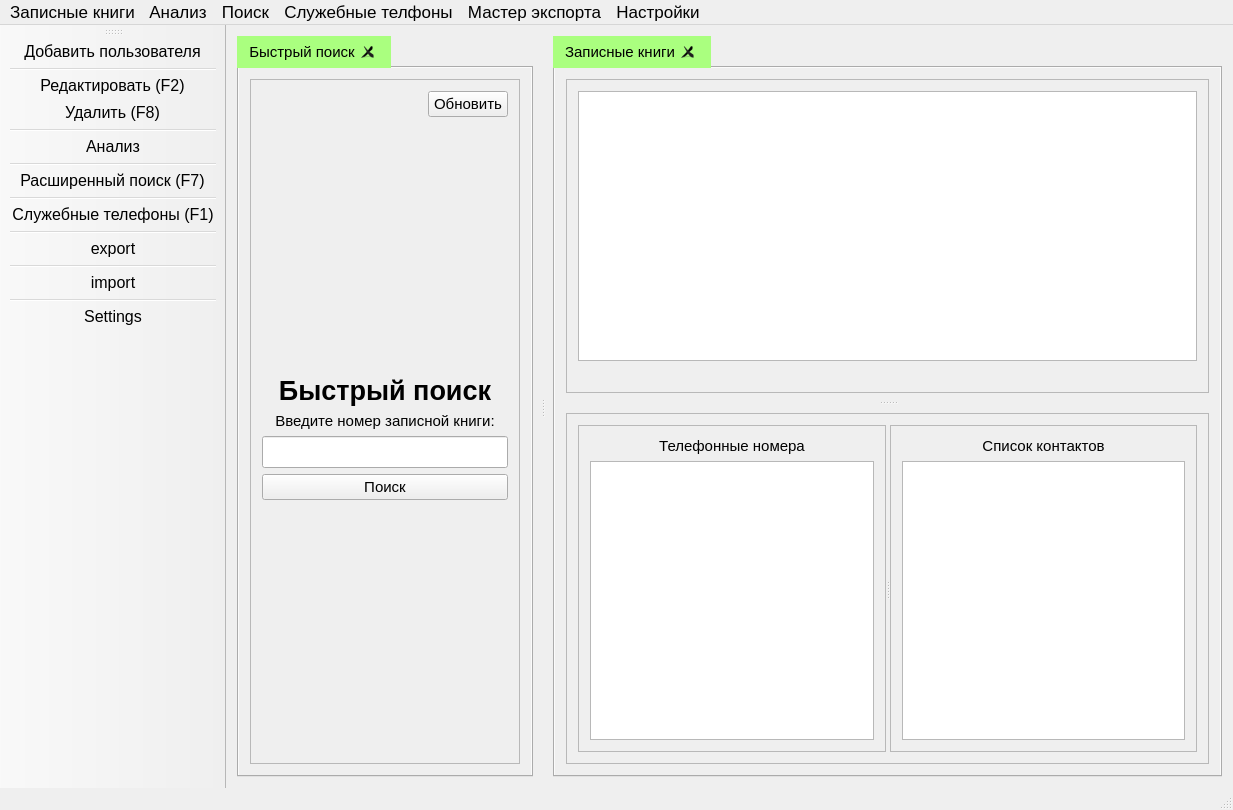
Old version of the form mainwindow.ui in the repository Yavlados/VKR.
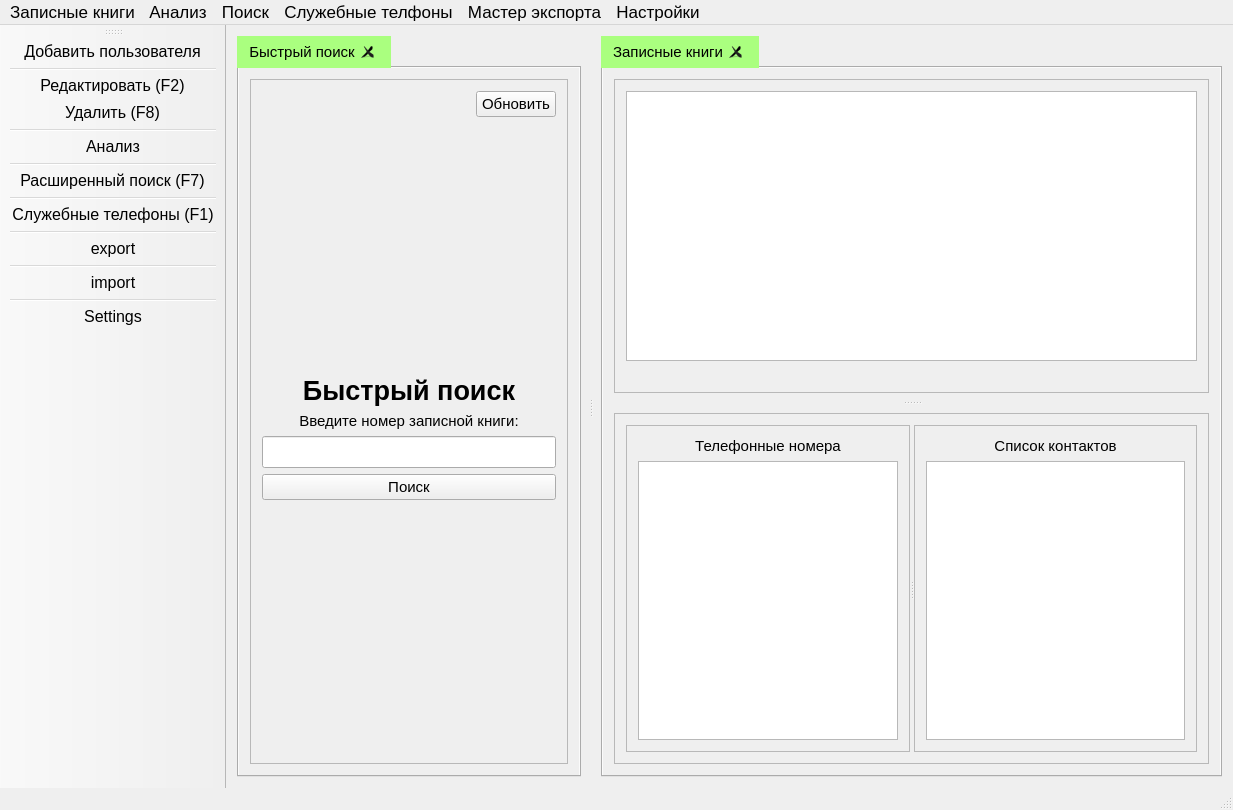
New version of the form. Icons and pictures are not drawn.

What changed in the file:
```diff
--- a/mainwindow.ui
+++ b/mainwindow.ui
@@ -45,6 +45,18 @@
          <verstretch>0</verstretch>
         </sizepolicy>
        </property>
+       <property name="minimumSize">
+        <size>
+         <width>344</width>
+         <height>0</height>
+        </size>
+       </property>
+       <property name="maximumSize">
+        <size>
+         <width>344</width>
+         <height>16777215</height>
+        </size>
+       </property>
        <property name="font">
         <font>
          <family>Arial</family>
```
Left out of the diff: 2 changed lines with no effect on the pictures.
